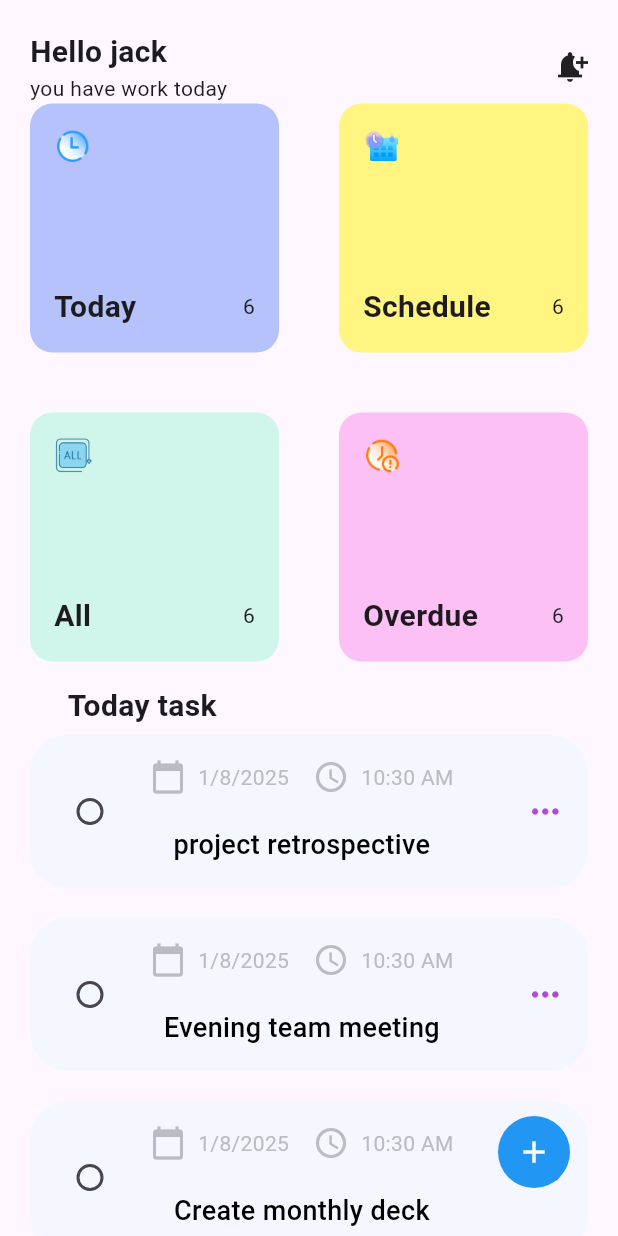
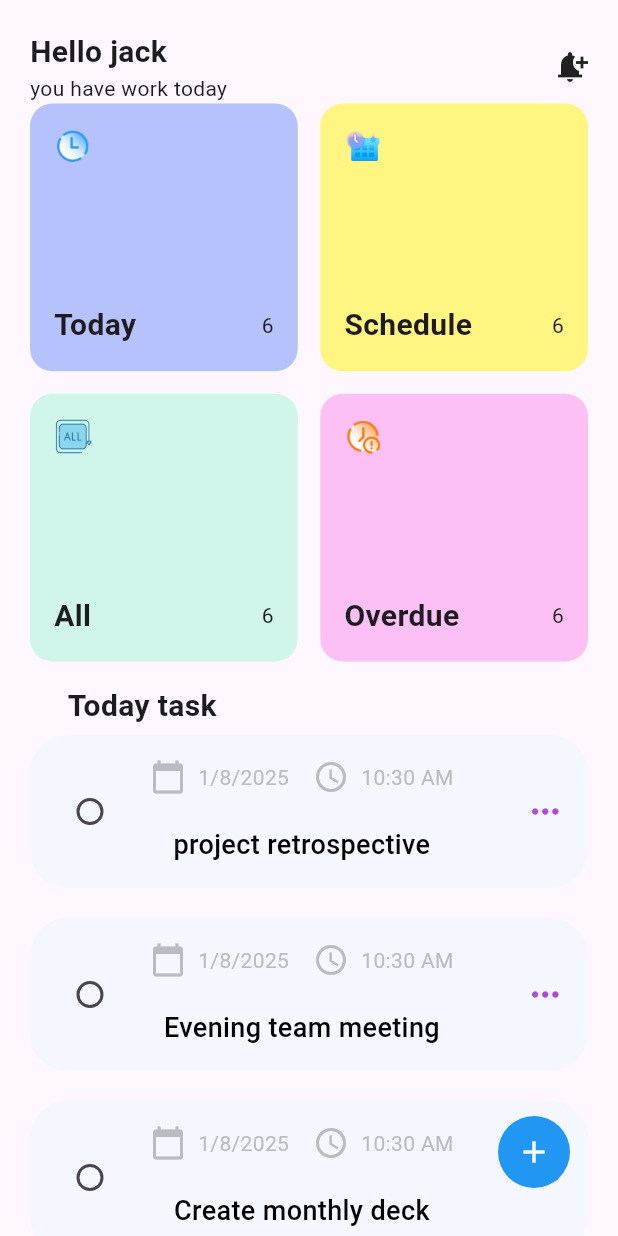
Before and after one commit to KALU56/friday_code_night, a Flutter app: the screen it shows after launch, on a phone screen of 412 x 824 dp. Run offline on Flutter 3.47's test engine with Material 3 defaults, Android fonts, the phone set to English and light mode, and no system bars.

Commit message:
feat: build task card dicrese spacing

```diff
--- a/todo/lib/screens/home.dart
+++ b/todo/lib/screens/home.dart
@@ -100,8 +100,8 @@ List<Widget> buildTaskCards() {
 
                     GridView.count(
                         crossAxisCount: 2,
-                        crossAxisSpacing: 40,
-                        mainAxisSpacing: 40,
+                        crossAxisSpacing: 15,
+                        mainAxisSpacing: 15,
 
                         shrinkWrap: true,
 
```
